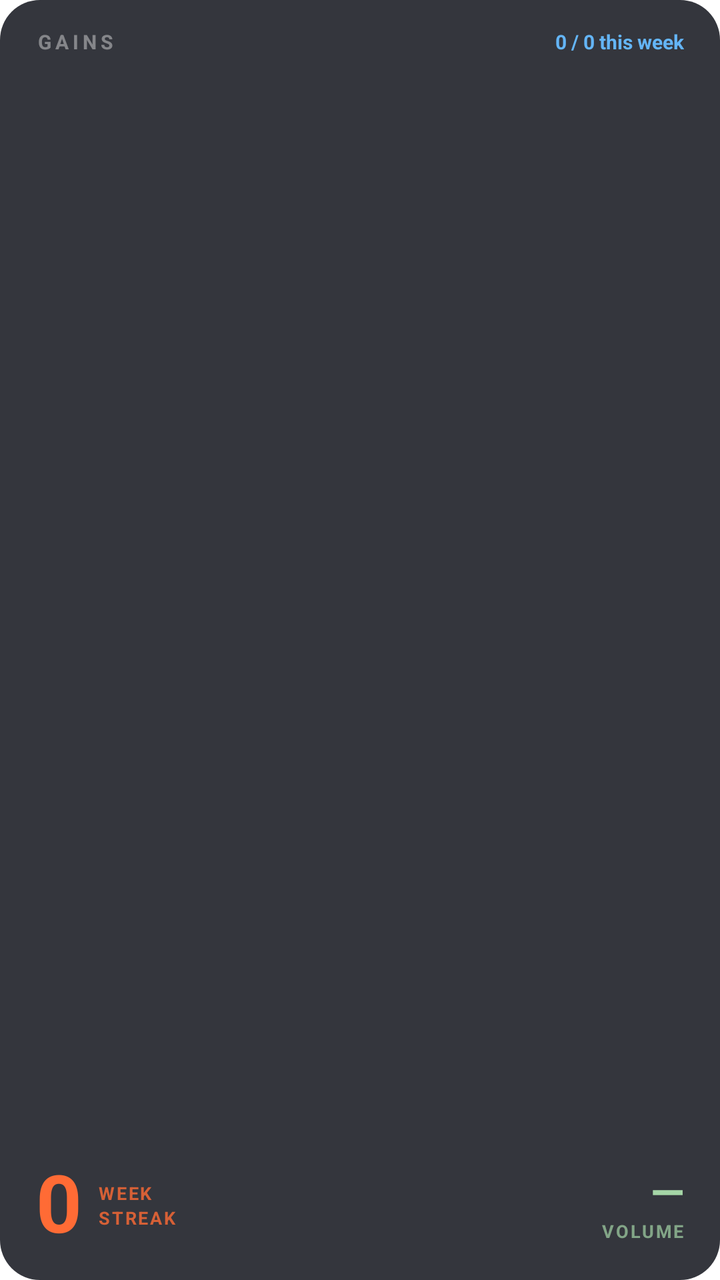
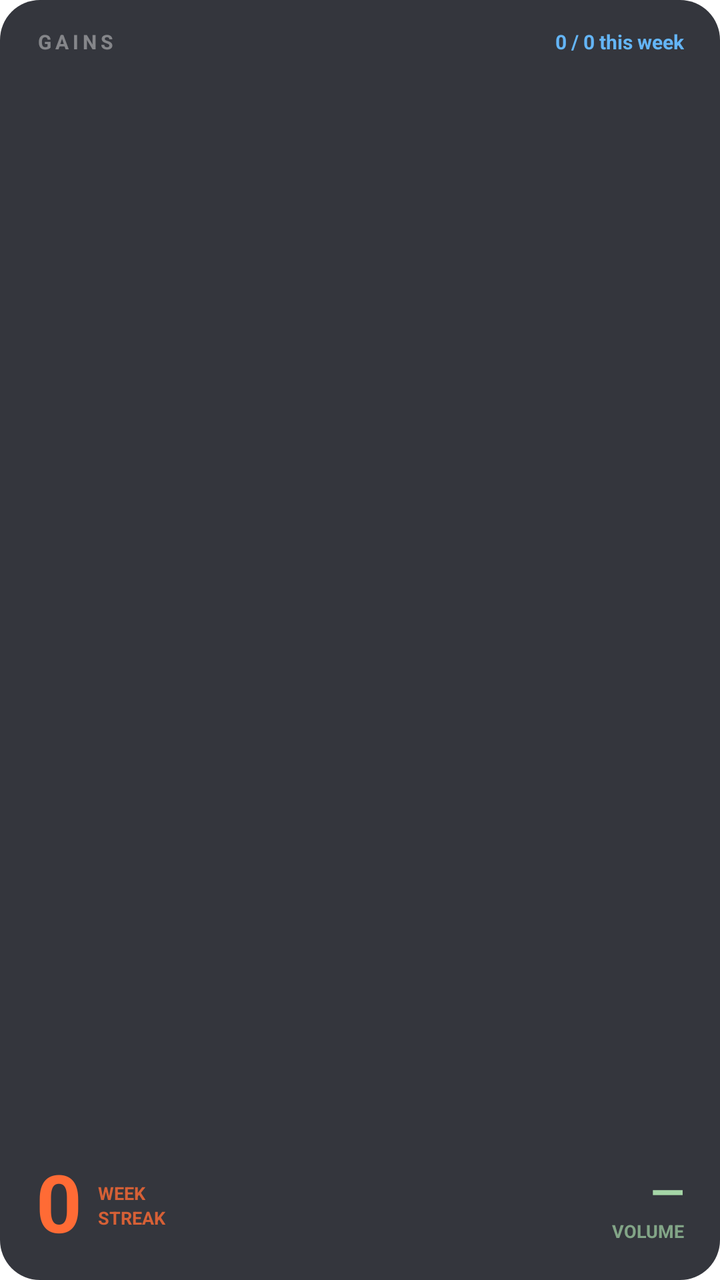

Two renders of the same Android screen: before a commit and after it. Below are the layout's source before the change and the commit's diff.
<!-- AndroidManifest.xml: fallback theme Theme.MaterialComponents.DayNight.NoActionBar -->
<!-- res/layout/gains_widget.xml -->
<?xml version="1.0" encoding="utf-8"?>
<LinearLayout xmlns:android="http://schemas.android.com/apk/res/android"
    android:id="@+id/widget_root_layout"
    android:layout_width="match_parent"
    android:layout_height="match_parent"
    android:orientation="vertical"
    android:background="@drawable/widget_background"
    android:paddingStart="18dp"
    android:paddingEnd="18dp"
    android:paddingTop="14dp"
    android:paddingBottom="14dp">

    
    <LinearLayout
        android:layout_width="match_parent"
        android:layout_height="wrap_content"
        android:orientation="horizontal"
        android:gravity="center_vertical">

        <TextView
            android:layout_width="0dp"
            android:layout_height="wrap_content"
            android:layout_weight="1"
            android:text="GAINS"
            android:textColor="#FFFFFFFF"
            android:textSize="10sp"
            android:letterSpacing="0.2"
            android:textStyle="bold"
            android:alpha="0.4" />

        <TextView
            android:id="@+id/widget_weekly_label"
            android:layout_width="wrap_content"
            android:layout_height="wrap_content"
            android:text="0 / 0 this week"
            android:textColor="#64B5F6"
            android:textSize="10sp"
            android:textStyle="bold" />
    </LinearLayout>

    
    <View
        android:layout_width="match_parent"
        android:layout_height="0dp"
        android:layout_weight="1" />

    
    <LinearLayout
        android:layout_width="match_parent"
        android:layout_height="wrap_content"
        android:orientation="horizontal"
        android:gravity="center_vertical">

        
        <LinearLayout
            android:layout_width="wrap_content"
            android:layout_height="wrap_content"
            android:orientation="horizontal"
            android:gravity="center_vertical">

            <TextView
                android:id="@+id/widget_streak_number"
                android:layout_width="wrap_content"
                android:layout_height="wrap_content"
                android:text="0"
                android:textColor="#FF6B35"
                android:textSize="40sp"
                android:textStyle="bold"
                android:includeFontPadding="false" />

            <LinearLayout
                android:layout_width="wrap_content"
                android:layout_height="wrap_content"
                android:orientation="vertical"
                android:layout_marginStart="8dp"
                android:gravity="center_vertical">

                <TextView
                    android:layout_width="wrap_content"
                    android:layout_height="wrap_content"
                    android:text="WEEK"
                    android:textColor="#FF6B35"
                    android:textSize="9sp"
                    android:letterSpacing="0.1"
                    android:textStyle="bold"
                    android:alpha="0.8" />

                <TextView
                    android:layout_width="wrap_content"
                    android:layout_height="wrap_content"
                    android:text="STREAK"
                    android:textColor="#FF6B35"
                    android:textSize="9sp"
                    android:letterSpacing="0.1"
                    android:textStyle="bold"
                    android:alpha="0.8" />
            </LinearLayout>
        </LinearLayout>

        
        <View
            android:layout_width="0dp"
            android:layout_height="1dp"
            android:layout_weight="1" />

        
        <LinearLayout
            android:layout_width="wrap_content"
            android:layout_height="wrap_content"
            android:orientation="vertical"
            android:gravity="end">

            <TextView
                android:id="@+id/widget_volume"
                android:layout_width="wrap_content"
                android:layout_height="wrap_content"
                android:text="—"
                android:textColor="#A5D6A7"
                android:textSize="22sp"
                android:textStyle="bold"
                android:gravity="end"
                android:includeFontPadding="false" />

            <TextView
                android:layout_width="wrap_content"
                android:layout_height="wrap_content"
                android:text="VOLUME"
                android:textColor="#A5D6A7"
                android:textSize="9sp"
                android:letterSpacing="0.1"
                android:textStyle="bold"
                android:gravity="end"
                android:alpha="0.7" />
        </LinearLayout>
    </LinearLayout>

</LinearLayout>
<!-- resources referenced by this layout -->
<resources>
  <!-- drawable widget_background (drawable) -->
  <?xml version="1.0" encoding="utf-8"?>
  <shape xmlns:android="http://schemas.android.com/apk/res/android"
      android:shape="rectangle">
      <solid android:color="#E61E2128" />
      <corners android:radius="20dp" />
  </shape>
</resources>

<!-- the commit's change to res/layout/gains_widget.xml (unified diff, before → after) -->
@@ -14,8 +14,7 @@
     <LinearLayout
         android:layout_width="match_parent"
         android:layout_height="wrap_content"
-        android:orientation="horizontal"
-        android:gravity="center_vertical">
+        android:orientation="horizontal">
 
         <TextView
             android:layout_width="0dp"
@@ -36,13 +35,15 @@
             android:textColor="#64B5F6"
             android:textSize="10sp"
             android:textStyle="bold" />
+
     </LinearLayout>
 
     
-    <View
+    <TextView
         android:layout_width="match_parent"
         android:layout_height="0dp"
-        android:layout_weight="1" />
+        android:layout_weight="1"
+        android:text="" />
 
     
     <LinearLayout
@@ -52,56 +53,49 @@
         android:gravity="center_vertical">
 
         
+        <TextView
+            android:id="@+id/widget_streak_number"
+            android:layout_width="wrap_content"
+            android:layout_height="wrap_content"
+            android:text="0"
+            android:textColor="#FF6B35"
+            android:textSize="40sp"
+            android:textStyle="bold"
+            android:includeFontPadding="false" />
+
+        
         <LinearLayout
             android:layout_width="wrap_content"
             android:layout_height="wrap_content"
-            android:orientation="horizontal"
-            android:gravity="center_vertical">
+            android:orientation="vertical"
+            android:layout_marginStart="8dp">
 
             <TextView
-                android:id="@+id/widget_streak_number"
                 android:layout_width="wrap_content"
                 android:layout_height="wrap_content"
-                android:text="0"
+                android:text="WEEK"
                 android:textColor="#FF6B35"
-                android:textSize="40sp"
+                android:textSize="9sp"
                 android:textStyle="bold"
-                android:includeFontPadding="false" />
+                android:alpha="0.8" />
 
-            <LinearLayout
+            <TextView
                 android:layout_width="wrap_content"
                 android:layout_height="wrap_content"
-                android:orientation="vertical"
-                android:layout_marginStart="8dp"
-                android:gravity="center_vertical">
+                android:text="STREAK"
+                android:textColor="#FF6B35"
+                android:textSize="9sp"
+                android:textStyle="bold"
+                android:alpha="0.8" />
 
-                <TextView
-                    android:layout_width="wrap_content"
-                    android:layout_height="wrap_content"
-                    android:text="WEEK"
-                    android:textColor="#FF6B35"
-                    android:textSize="9sp"
-                    android:letterSpacing="0.1"
-                    android:textStyle="bold"
-                    android:alpha="0.8" />
-
-                <TextView
-                    android:layout_width="wrap_content"
-                    android:layout_height="wrap_content"
-                    android:text="STREAK"
-                    android:textColor="#FF6B35"
-                    android:textSize="9sp"
-                    android:letterSpacing="0.1"
-                    android:textStyle="bold"
-                    android:alpha="0.8" />
-            </LinearLayout>
         </LinearLayout>
 
         
-        <View
+        <TextView
             android:layout_width="0dp"
             android:layout_height="1dp"
-            android:layout_weight="1" />
+            android:layout_weight="1"
+            android:text="" />
 
         
         <LinearLayout
@@ -127,11 +121,12 @@
                 android:text="VOLUME"
                 android:textColor="#A5D6A7"
                 android:textSize="9sp"
-                android:letterSpacing="0.1"
                 android:textStyle="bold"
                 android:gravity="end"
                 android:alpha="0.7" />
+
         </LinearLayout>
+
     </LinearLayout>
 
 </LinearLayout>
